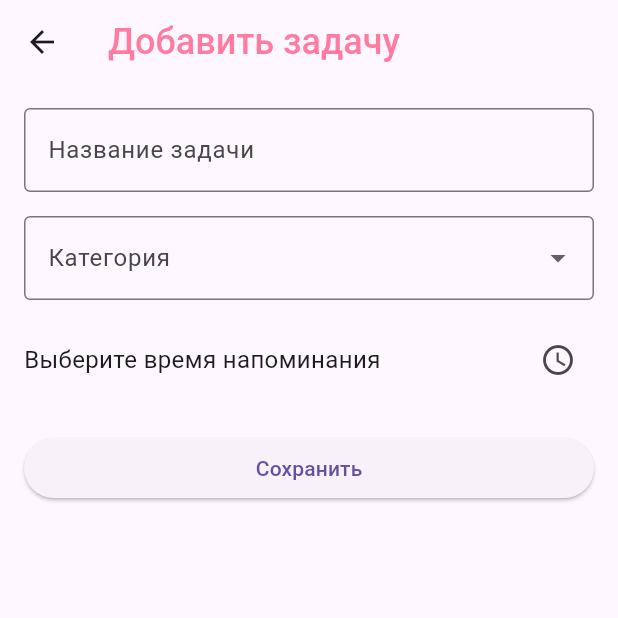
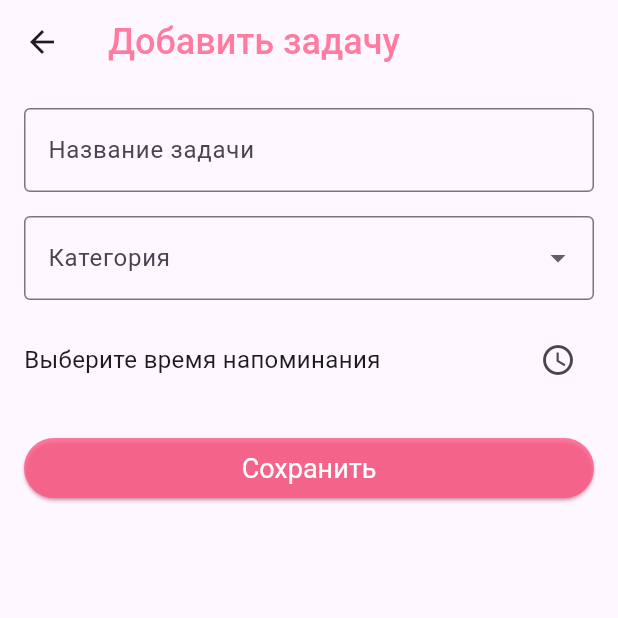
Before and after one commit to dervvilang/To-do-list, a Flutter app: the screen it shows after launch, after a tap on the "add" icon, on a phone screen of 412 x 824 dp, the top half of it. Run offline on Flutter 3.47's test engine with Material 3 defaults, Android fonts, the phone set to English and light mode, and no system bars; our stand-ins replace sqflite; accounts and stored records are empty.

Commit message:
Pre-final commit

```diff
--- a/lib/views/add_task_screen.dart
+++ b/lib/views/add_task_screen.dart
@@ -129,6 +129,14 @@ class _AddTaskScreenState extends State<AddTaskScreen> {
                   Navigator.pop(context);
                 },
                 child: const Text('Сохранить'),
+                style: ElevatedButton.styleFrom(
+                  foregroundColor: Colors.white,
+                  backgroundColor: const Color.fromARGB(198, 255, 87, 132),
+                  shadowColor: const Color.fromARGB(255, 255, 87, 132),
+                  textStyle: const TextStyle(
+                    fontSize: 18,
+                  ),
+                ),
               ),
             ),
           ],
--- a/lib/views/home_screen.dart
+++ b/lib/views/home_screen.dart
@@ -48,7 +48,20 @@ class _HomeScreenState extends State<HomeScreen> {
                     return Padding(
                       padding: const EdgeInsets.symmetric(horizontal: 8.0, vertical: 10.0),
                       child: ChoiceChip(
-                        label: Text(category),
+                        label: Text(category,
+                          style: TextStyle(
+                            color: selectedCategory == category ? Colors.white : Colors.white,
+                          ),
+                        ),
+                        backgroundColor: const Color.fromARGB(255, 255, 162, 187),
+                        selectedColor: const Color.fromARGB(255, 255, 136, 168),
+                        checkmarkColor: Colors.white,
+                        side: BorderSide(
+                          color: selectedCategory == category
+                            ? const Color.fromARGB(235, 255, 106, 146)
+                            : const Color.fromARGB(255, 255, 152, 179),
+                          width: 2
+                        ),
                         selected: selectedCategory == category,
                         onSelected: (bool selected) {
                           setState(() {
@@ -130,16 +143,17 @@ class _HomeScreenState extends State<HomeScreen> {
     return Dismissible(
       key: Key(task.id.toString()),
       background: Container(
-        color: Colors.deepOrange, // Цвет фона при удалении задачи
+        color: const Color.fromARGB(255, 201, 42, 76), // Цвет фона при удалении задачи
         alignment: Alignment.centerRight, // Выравнивание по правому краю
         padding: const EdgeInsets.only(right: 20), // Отступ справа
-        child: const Icon(Icons.delete, color: Colors.white),
+        child: const Icon(Icons.delete, color: Color.fromARGB(255, 255, 226, 234)),
       ),
       direction: DismissDirection.endToStart, // Указываем направление свайпа
       onDismissed: (direction) {
         taskProvider.deleteTask(task.id!); // Удаляем задачу
       },
       child: Card(
+        surfaceTintColor: const Color.fromARGB(255, 255, 114, 154),
         child: ListTile(
           title: Text(
             task.title,
```
